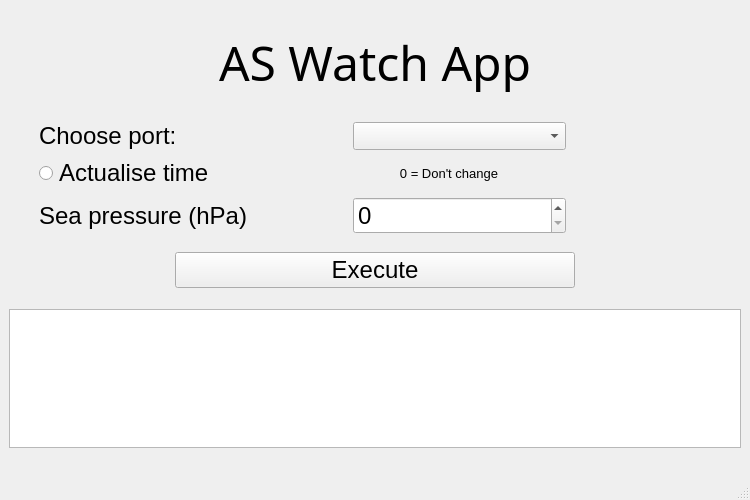
The window that GUI/AS_Watch_APP.ui (Akinzou/AS_Watch_APP) describes before a commit, drawn with Qt 5.
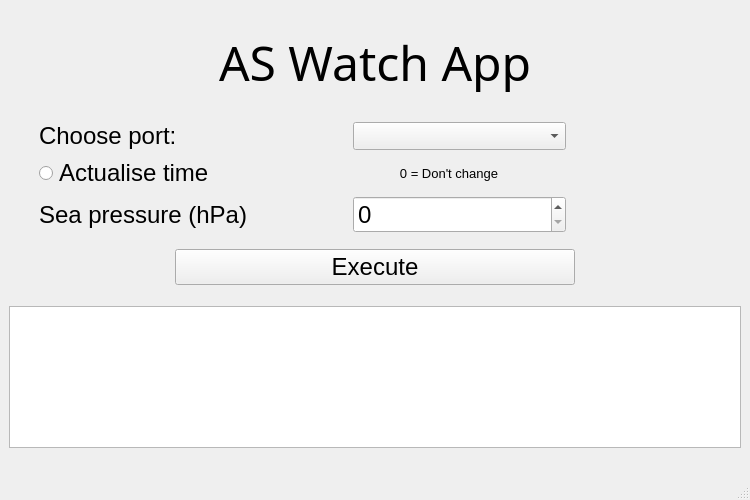
The same window after the commit. Icons and pictures are not drawn.

Commit message: Make GUI more beauty

```diff
--- a/GUI/AS_Watch_APP.ui
+++ b/GUI/AS_Watch_APP.ui
@@ -146,22 +146,6 @@
         </property>
        </widget>
       </item>
-      <item row="5" column="5">
-       <spacer name="verticalSpacer_3">
-        <property name="orientation">
-         <enum>Qt::Vertical</enum>
-        </property>
-        <property name="sizeType">
-         <enum>QSizePolicy::Minimum</enum>
-        </property>
-        <property name="sizeHint" stdset="0">
-         <size>
-          <width>20</width>
-          <height>40</height>
-         </size>
-        </property>
-       </spacer>
-      </item>
       <item row="4" column="5">
        <spacer name="horizontalSpacer_5">
         <property name="orientation">
```
